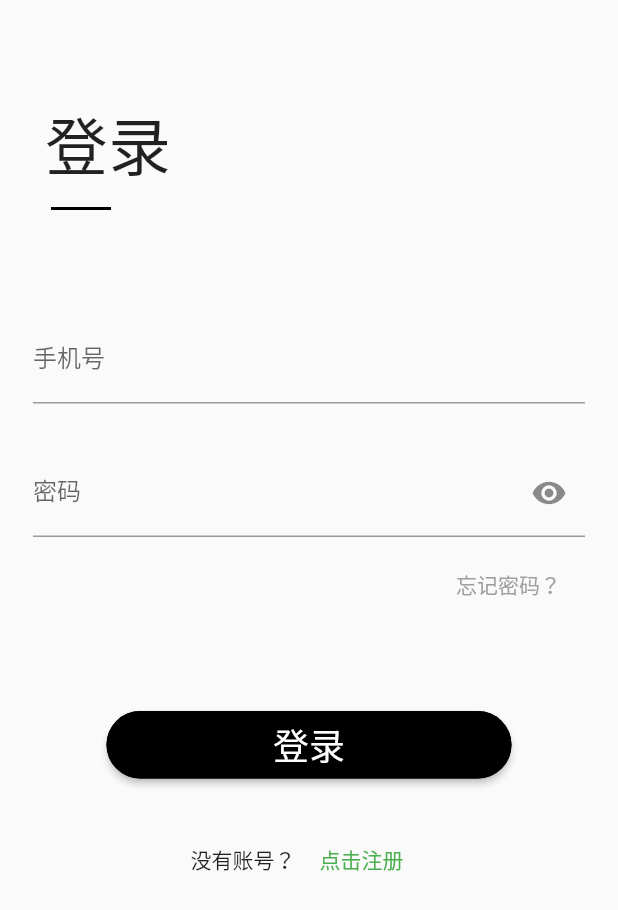
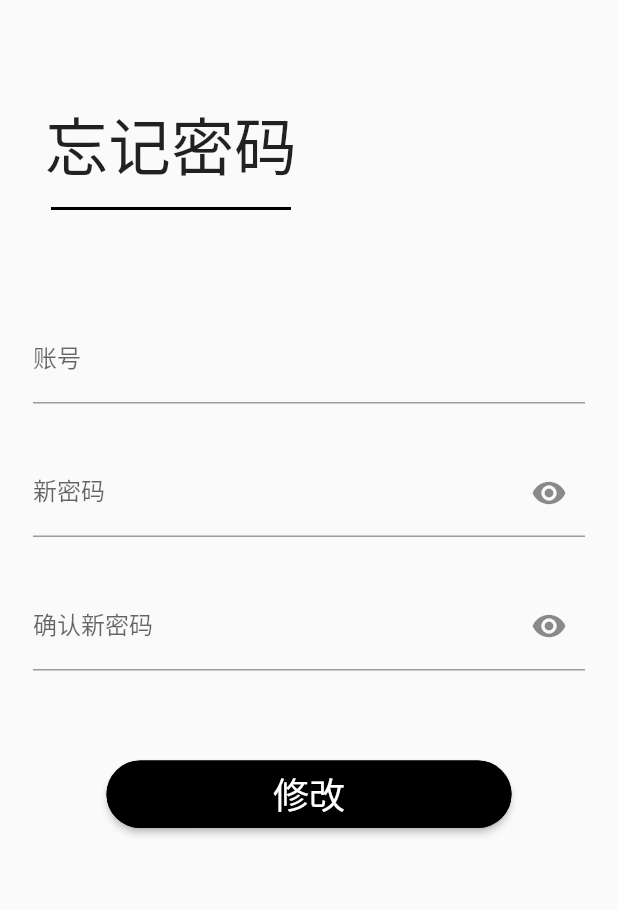
Before and after one commit to CWY0433/Flutter_demo, a Flutter app: the LoginPage screen opened by its route, after a tap on "忘记密码？", on a phone screen of 412 x 824 dp. Shown: the top 910 px of the screen. Run offline on Flutter 3.47's test engine with Material 2 defaults, Android fonts, the phone set to English and light mode, and no system bars; our stand-ins replace fluttertoast, sqflite; accounts and stored records are empty; statements that could not run were skipped.

Commit message:
CWY: 第二次提交

```diff
--- /dev/null
+++ b/lib/page/forget_password_page.dart
@@ -0,0 +1,184 @@
+/**
+ * forget_password page
+ */
+import 'package:flutter/material.dart';
+import 'package:flutter_cwy/utils/DbUtil.dart';
+import 'package:flutter_cwy/utils/dialog_util.dart';
+
+class ForgetPage extends StatefulWidget {
+  @override
+  _ForgetPageState createState() => _ForgetPageState();
+}
+
+class _ForgetPageState extends State<ForgetPage> {
+  final _formKey = GlobalKey<FormState>();
+  String _username, _password,_password2;
+  bool _isObscure = true;
+  bool _isObscure2 = true;
+  Color _eyeColor;
+  Color _eyeColor2;
+
+
+  @override
+  Widget build(BuildContext context) {
+    return Scaffold(
+        body: Form(
+            key: _formKey,
+            child: ListView(
+              padding: EdgeInsets.symmetric(horizontal: 22.0),
+              children: <Widget>[
+                SizedBox(
+                  height: kToolbarHeight,
+                ),
+                buildTitle(), // 标题
+                buildTitleLine(), // 标题下的划线
+                SizedBox(height: 70.0),
+                buildEmailTextField(), // 账号
+                SizedBox(height: 30.0),
+                buildPasswordTextField(context), // 新密码
+                SizedBox(height: 30.0),
+                buildPasswordTextField2(context), // 确认新密码
+                SizedBox(height: 60.0),
+                buildRegisterButton(context), // 修改按钮
+              ],
+            )));
+  }
+
+  Padding buildTitle() {
+    return Padding(
+      padding: EdgeInsets.all(8.0),
+      child: Text(
+        '忘记密码',
+        style: TextStyle(fontSize: 42.0),
+      ),
+    );
+  }
+
+  Padding buildTitleLine() {
+    return Padding(
+      padding: EdgeInsets.only(left: 12.0, top: 4.0),
+      child: Align(
+        alignment: Alignment.bottomLeft,
+        child: Container(
+          color: Colors.black,
+          width: 160.0,
+          height: 2.0,
+        ),
+      ),
+    );
+  }
+
+  TextFormField buildEmailTextField() {
+    return TextFormField(
+      decoration: InputDecoration(
+        labelText: '账号',
+      ),
+      onSaved: (String value) => _username = value,
+    );
+  }
+
+  TextFormField buildPasswordTextField(BuildContext context) {
+    return TextFormField(
+      onSaved: (String value) => _password = value,
+      obscureText: _isObscure,
+      validator: (String value) {
+        if (value.isEmpty) {
+          return '请输入密码';
+        }
+      },
+      decoration: InputDecoration(
+          labelText: '新密码',
+          suffixIcon: IconButton(
+              icon: Icon(
+                Icons.remove_red_eye,
+                color: _eyeColor,
+              ),
+              onPressed: () {
+                setState(() {
+                  _isObscure = !_isObscure;
+                  _eyeColor = _isObscure
+                      ? Colors.grey
+                      : Theme.of(context).iconTheme.color;
+                });
+              })),
+    );
+  }
+
+  TextFormField buildPasswordTextField2(BuildContext context) {
+    return TextFormField(
+      onSaved: (String value) => _password2 = value,
+      obscureText: _isObscure2,
+      validator: (String value) {
+        if (value.isEmpty) {
+          return '请输入密码';
+        }
+      },
+      decoration: InputDecoration(
+          labelText: '确认新密码',
+          suffixIcon: IconButton(
+              icon: Icon(
+                Icons.remove_red_eye,
+                color: _eyeColor2,
+              ),
+              onPressed: () {
+                setState(() {
+                  _isObscure2 = !_isObscure2;
+                  _eyeColor2 = _isObscure2
+                      ? Colors.grey
+                      : Theme.of(context).iconTheme.color;
+                });
+              })),
+    );
+  }
+
+  Align buildRegisterButton(BuildContext context) {
+    return Align(
+      child: SizedBox(
+        height: 45.0,
+        width: 270.0,
+        child: RaisedButton(
+          child: Text(
+            '修改',
+            style: Theme.of(context).primaryTextTheme.headline,
+          ),
+          color: Colors.black,
+          onPressed: () {
+//            if (_formKey.currentState.validate()) {
+            _formKey.currentState.save();
+            //TODO 执行登录方法
+            print('username:$_username , password:$_password , password:$_password2');
+            _forget();
+//            }
+          },
+          shape: StadiumBorder(side: BorderSide()),
+        ),
+      ),
+    );
+  }
+
+
+
+
+
+  ///修改密码密码
+  _forget() async{
+    if(_username.isEmpty || _password.isEmpty || _password2.isEmpty){
+      showError(context, "账号或密码不能为空");
+      return;
+    }
+
+    if( !(await DbUtil.isTabelExits("user_table"))){ // 判断用户表是否存在
+      await DbUtil.create_user_table(); // 不存在则创建
+    }
+
+    if(await DbUtil.query_by_uername(_username) == ""){ //先查询账户是否存在
+      showError(context, "修改失败，账户$_username不存在！");
+      await DbUtil.update_password_by_username(_username,_password);
+    } else {
+      await DbUtil.update_password_by_username(_username,_password);
+      showSuccess(context, "账户"+_username + "密码修改成功！");
+    }
+
+
+  }
+}
--- a/lib/page/login_page.dart
+++ b/lib/page/login_page.dart
@@ -36,14 +36,14 @@ class _LoginPageState extends State<LoginPage> {
                     buildTitle(),
                     buildTitleLine(),
                     SizedBox(height: 70.0),
-                    buildEmailTextField(),
+                    buildEmailTextField(), // 账号
                     SizedBox(height: 30.0),
-                    buildPasswordTextField(context),
-                    buildForgetPasswordText(context),
+                    buildPasswordTextField(context), // 密码
+                    buildForgetPasswordText(context), // 忘记密码
                     SizedBox(height: 60.0),
                     buildLoginButton(context), // 登录按钮
                     SizedBox(height: 30.0),
-                    buildRegisterText(context),
+                    buildRegisterText(context), // 注册
 
                   ],
                 ),
@@ -134,6 +134,7 @@ class _LoginPageState extends State<LoginPage> {
           ),
           onPressed: () {
             print("忘记密码");
+            Navigator.pushNamed(context, "forget_password_pageRoute");
             //Navigator.pop(context);
           },
         ),
@@ -171,7 +172,7 @@ class _LoginPageState extends State<LoginPage> {
   TextFormField buildEmailTextField() {
     return TextFormField(
       decoration: InputDecoration(
-        labelText: '手机号',
+        labelText: '账号',
       ),
       validator: (String value) {
 //        var emailReg = RegExp(
@@ -191,7 +192,7 @@ class _LoginPageState extends State<LoginPage> {
         alignment: Alignment.bottomLeft,
         child: Container(
           color: Colors.black,
-          width: 40.0,
+          width: 75.0,
           height: 2.0,
         ),
       ),
@@ -215,7 +216,7 @@ class _LoginPageState extends State<LoginPage> {
     if(await b){
       showSuccess(context, _email + " 您好！");
     } else {
-      showError(context, "手机号或密码错误");
+      showError(context, "账号或密码错误");
     }
   }
 
@@ -233,7 +234,7 @@ class _LoginPageState extends State<LoginPage> {
        return false;
       }
     } else {
-      await DbUtil.create_table();
+      await DbUtil.create_user_table();
       return false;
     }
   }
```
Also changed, not shown: lib/main.dart (+6 -4 lines), lib/page/register_page.dart (+33 -32 lines), lib/utils/DbUtil.dart (+62 -32 lines), 1 other file.
